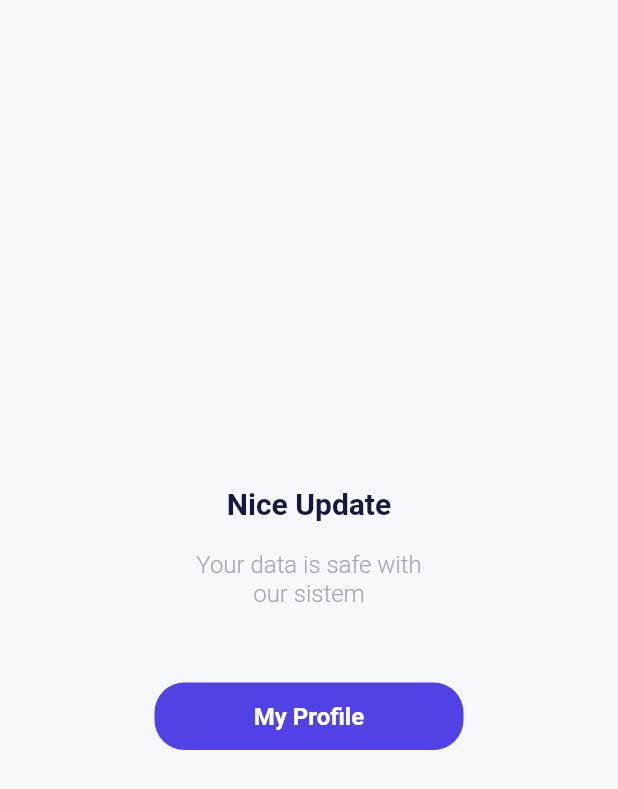
After one commit to syahrizal-alisadikin/flutter_learning_bank_bwa, a Flutter app: the ProfileEditPage screen opened by its route, after a tap on "Update Profile", on a phone screen of 412 x 824 dp. The commit adds this screen. Shown: the top 789 px of the screen. Run offline on Flutter 3.47's test engine with Material 2 defaults, Android fonts, the light colour scheme and no system bars; our stand-ins replace carousel_slider, get.

Commit message:
finish slicing profile

```diff
--- a/lib/main.dart
+++ b/lib/main.dart
@@ -1,7 +1,9 @@
 import 'package:bank_flutter/ui/pages/home_page.dart';
 import 'package:bank_flutter/ui/pages/onboarding_page.dart';
 import 'package:bank_flutter/ui/pages/pin_page.dart';
-import 'package:bank_flutter/ui/pages/profile_edit.dart';
+import 'package:bank_flutter/ui/pages/profile_edit_page.dart';
+import 'package:bank_flutter/ui/pages/profile_edit_pin_page.dart';
+import 'package:bank_flutter/ui/pages/profile_edit_success_page.dart';
 import 'package:bank_flutter/ui/pages/profile_page.dart';
 import 'package:bank_flutter/ui/pages/sign_up_set_ktp.dart';
 import 'package:bank_flutter/ui/pages/sign_up_set_profile.dart';
@@ -48,7 +50,9 @@ class MyApp extends StatelessWidget {
         '/home': (context) => const HomePage(),
         '/profile': (context) => const ProfilePage(),
         '/pin': (context) => const PinPage(),
-        'profile-edit': (context) => const ProfileEdit(),
+        '/profile-edit': (context) => const ProfileEditPage(),
+        '/profile-edit-pin': (context) => const ProfileEditPinPage(),
+        '/profile-edit-success': (context) => const ProfileEditSuccess(),
       },
     );
   }
--- /dev/null
+++ b/lib/ui/pages/profile_edit_page.dart
@@ -0,0 +1,106 @@
+import 'package:flutter/material.dart';
+import 'package:get/get.dart';
+
+import '../../services/login_controller.dart';
+import '../widgets/buttons.dart';
+import '../widgets/forms.dart';
+import '../widgets/theme.dart';
+
+class ProfileEditPage extends StatefulWidget {
+  const ProfileEditPage({Key? key}) : super(key: key);
+
+  @override
+  State<ProfileEditPage> createState() => _ProfileEditPageState();
+}
+
+class _ProfileEditPageState extends State<ProfileEditPage> {
+  final cLogin = Get.put(LoginController());
+  final cEmail = TextEditingController();
+  final cPass = TextEditingController();
+  final cName = TextEditingController();
+  @override
+  Widget build(BuildContext context) {
+    return Scaffold(
+        appBar: AppBar(
+          title: const Text(
+            'Edit Profile',
+          ),
+        ),
+        body: ListView(
+          padding: const EdgeInsets.symmetric(horizontal: 24),
+          children: [
+            const SizedBox(
+              height: 30,
+            ),
+            Column(
+              children: [
+                Container(
+                  padding:
+                      const EdgeInsets.symmetric(horizontal: 20, vertical: 22),
+                  decoration: BoxDecoration(
+                    color: whiteColor,
+                    borderRadius: BorderRadius.circular(10),
+                  ),
+                  child: Column(
+                    crossAxisAlignment: CrossAxisAlignment.start,
+                    children: [
+                      // INput Name
+                      CustomeFormField(
+                        title: "Username",
+                        controller: cName,
+                        hintText: "Masukkan Username",
+                      ),
+                      const SizedBox(
+                        height: 16,
+                      ),
+                      CustomeFormField(
+                        title: "Full Name",
+                        controller: cName,
+                        hintText: "Masukkan Full Name",
+                      ),
+                      const SizedBox(
+                        height: 16,
+                      ),
+                      // Input Email
+                      CustomeFormField(
+                        title: "Email",
+                        controller: cEmail,
+                        hintText: "Masukkan Email",
+                      ),
+                      const SizedBox(
+                        height: 16,
+                      ),
+                      Obx(
+                        () {
+                          return CustomeFormField(
+                            title: "Password",
+                            controller: cPass,
+                            hintText: "Masukkan Password",
+                            obscureText: cLogin.toggle.value,
+                            eye: true,
+                            iconData: cLogin.toggle.value,
+                            onPressed: () => cLogin.toggle.toggle(),
+                          );
+                        },
+                      ),
+
+                      const SizedBox(height: 40),
+
+                      CustomeFilledButton(
+                          title: "Update Profile",
+                          onPressed: () {
+                            Navigator.pushNamedAndRemoveUntil(
+                              context,
+                              '/profile-edit-success',
+                              (route) => false,
+                            );
+                          }),
+                    ],
+                  ),
+                ),
+              ],
+            ),
+          ],
+        ));
+  }
+}
--- /dev/null
+++ b/lib/ui/pages/profile_edit_success_page.dart
@@ -0,0 +1,53 @@
+import 'package:bank_flutter/ui/widgets/buttons.dart';
+import 'package:bank_flutter/ui/widgets/theme.dart';
+import 'package:flutter/material.dart';
+import 'package:get/get.dart';
+
+class ProfileEditSuccess extends StatelessWidget {
+  const ProfileEditSuccess({Key? key}) : super(key: key);
+
+  @override
+  Widget build(BuildContext context) {
+    return Scaffold(
+      body: Center(
+          child: Column(
+        mainAxisAlignment: MainAxisAlignment.center,
+        children: [
+          Text(
+            "Nice Update",
+            style: blackTextStyle.copyWith(
+              fontSize: 20,
+              fontWeight: semiBold,
+            ),
+            textAlign: TextAlign.center,
+          ),
+          const SizedBox(
+            height: 20,
+          ),
+          Text(
+            "Your data is safe with \nour sistem",
+            style: greyTextStyle.copyWith(
+              fontSize: 16,
+              fontWeight: light,
+            ),
+            textAlign: TextAlign.center,
+          ),
+          const SizedBox(
+            height: 50,
+          ),
+          CustomeFilledButton(
+            title: "My Profile",
+            width: Get.width * 0.5,
+            onPressed: () {
+              Navigator.pushNamedAndRemoveUntil(
+                context,
+                '/home',
+                (route) => false,
+              );
+            },
+          ),
+        ],
+      )),
+    );
+  }
+}
--- a/lib/ui/pages/profile_page.dart
+++ b/lib/ui/pages/profile_page.dart
@@ -79,7 +79,11 @@ class ProfilePage extends StatelessWidget {
                 ProfileMenuItem(
                   iconUrl: "assets/ic_pin.png",
                   title: "My Pin",
-                  onTap: () {},
+                  onTap: () async {
+                    if (await Navigator.pushNamed(context, '/pin') == true) {
+                      Navigator.pushNamed(context, '/profile-edit-pin');
+                    }
+                  },
                 ),
                 ProfileMenuItem(
                   iconUrl: "assets/ic_wallet.png",
```
Also changed, not shown: lib/ui/pages/profile_edit.dart (deleted, +0 -14 lines), lib/ui/pages/profile_edit_pin_page.dart (added, +86 -0 lines), pubspec.lock, 6 other files.
